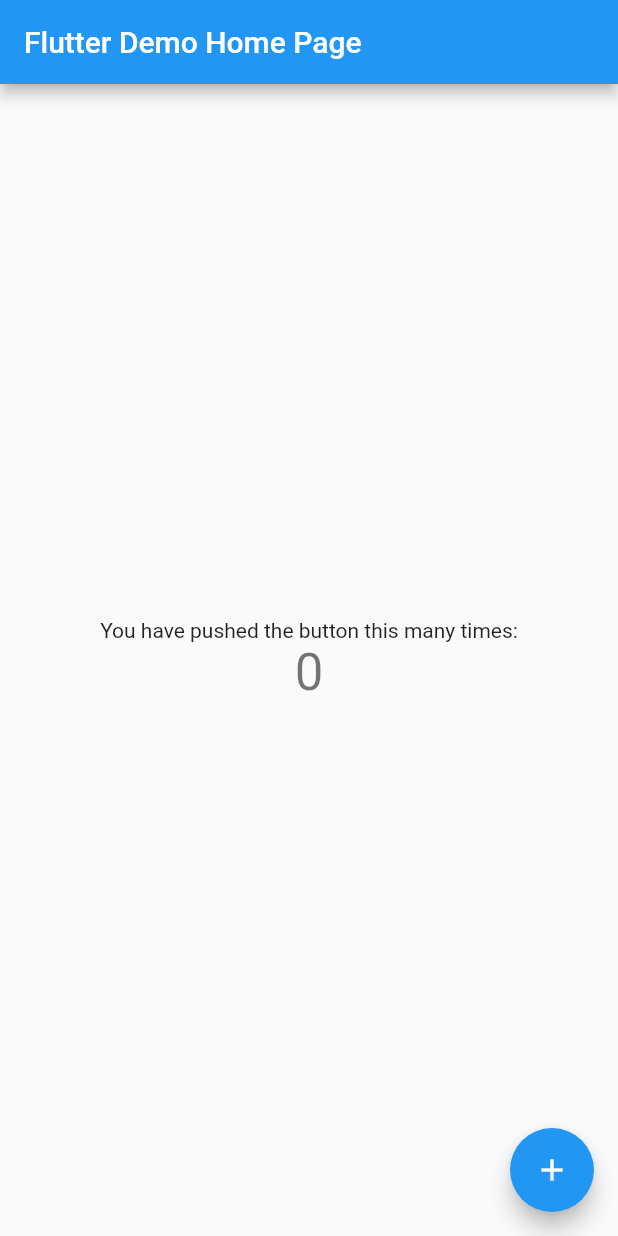
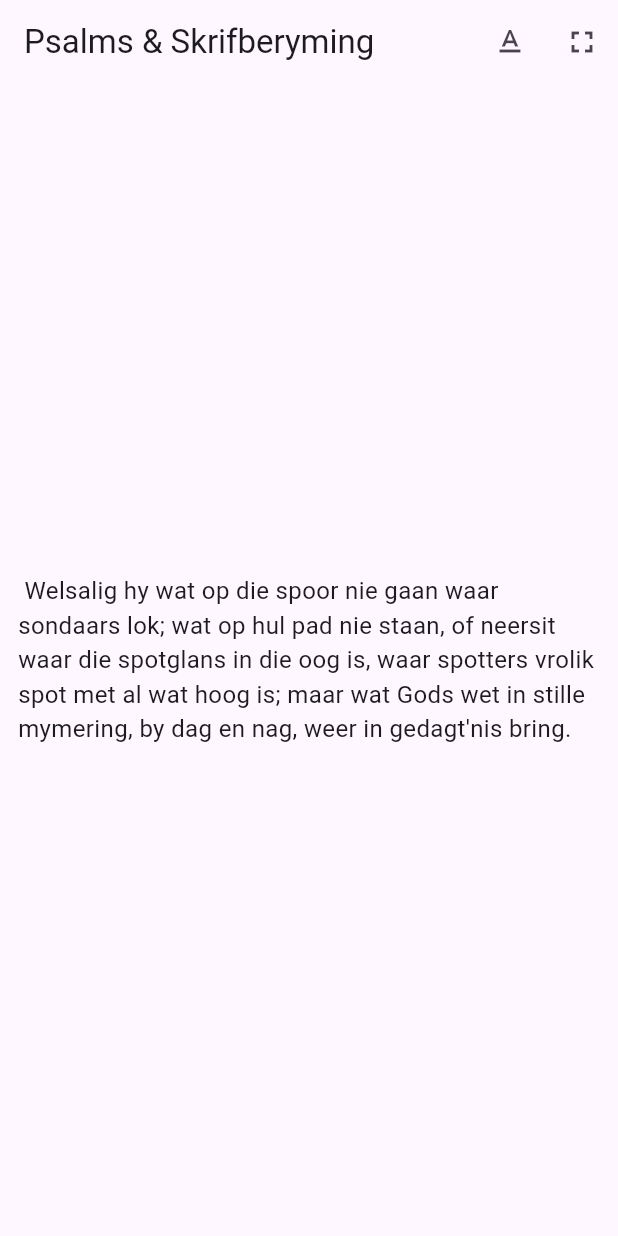
Before and after one commit to louisschprs/psalms-skrifberymings-app, a Flutter app: the screen it shows after launch, on a phone screen of 412 x 824 dp. Run offline on Flutter 3.47's test engine with Material 2 defaults, Android fonts, the phone set to English and light mode, and no system bars.

Commit message:
Created PageView for Vers slider

```diff
--- a/lib/main.dart
+++ b/lib/main.dart
@@ -1,11 +1,12 @@
 import 'package:flutter/material.dart';
+import 'package:psalms_skrifberymings/views/screens/home.dart';
 
 void main() {
-  runApp(const MyApp());
+  runApp(const PsalmApp());
 }
 
-class MyApp extends StatelessWidget {
-  const MyApp({super.key});
+class PsalmApp extends StatelessWidget {
+  const PsalmApp({super.key});
 
   // This widget is the root of your application.
   @override
@@ -13,103 +14,10 @@ class MyApp extends StatelessWidget {
     return MaterialApp(
       title: 'Flutter Demo',
       theme: ThemeData(
-        // This is the theme of your application.
-        //
-        // Try running your application with "flutter run". You'll see the
-        // application has a blue toolbar. Then, without quitting the app, try
-        // changing the primarySwatch below to Colors.green and then invoke
-        // "hot reload" (press "r" in the console where you ran "flutter run",
-        // or simply save your changes to "hot reload" in a Flutter IDE).
-        // Notice that the counter didn't reset back to zero; the application
-        // is not restarted.
         primarySwatch: Colors.blue,
+        useMaterial3: true,
       ),
-      home: const MyHomePage(title: 'Flutter Demo Home Page'),
+      home: const HomeView(),
     );
   }
 }
-
-class MyHomePage extends StatefulWidget {
-  const MyHomePage({super.key, required this.title});
-
-  // This widget is the home page of your application. It is stateful, meaning
-  // that it has a State object (defined below) that contains fields that affect
-  // how it looks.
-
-  // This class is the configuration for the state. It holds the values (in this
-  // case the title) provided by the parent (in this case the App widget) and
-  // used by the build method of the State. Fields in a Widget subclass are
-  // always marked "final".
-
-  final String title;
-
-  @override
-  State<MyHomePage> createState() => _MyHomePageState();
-}
-
-class _MyHomePageState extends State<MyHomePage> {
-  int _counter = 0;
-
-  void _incrementCounter() {
-    setState(() {
-      // This call to setState tells the Flutter framework that something has
-      // changed in this State, which causes it to rerun the build method below
-      // so that the display can reflect the updated values. If we changed
-      // _counter without calling setState(), then the build method would not be
-      // called again, and so nothing would appear to happen.
-      _counter++;
-    });
-  }
-
-  @override
-  Widget build(BuildContext context) {
-    // This method is rerun every time setState is called, for instance as done
-    // by the _incrementCounter method above.
-    //
-    // The Flutter framework has been optimized to make rerunning build methods
-    // fast, so that you can just rebuild anything that needs updating rather
-    // than having to individually change instances of widgets.
-    return Scaffold(
-      appBar: AppBar(
-        // Here we take the value from the MyHomePage object that was created by
-        // the App.build method, and use it to set our appbar title.
-        title: Text(widget.title),
-      ),
-      body: Center(
-        // Center is a layout widget. It takes a single child and positions it
-        // in the middle of the parent.
-        child: Column(
-          // Column is also a layout widget. It takes a list of children and
-          // arranges them vertically. By default, it sizes itself to fit its
-          // children horizontally, and tries to be as tall as its parent.
-          //
-          // Invoke "debug painting" (press "p" in the console, choose the
-          // "Toggle Debug Paint" action from the Flutter Inspector in Android
-          // Studio, or the "Toggle Debug Paint" command in Visual Studio Code)
-          // to see the wireframe for each widget.
-          //
-          // Column has various properties to control how it sizes itself and
-          // how it positions its children. Here we use mainAxisAlignment to
-          // center the children vertically; the main axis here is the vertical
-          // axis because Columns are vertical (the cross axis would be
-          // horizontal).
-          mainAxisAlignment: MainAxisAlignment.center,
-          children: <Widget>[
-            const Text(
-              'You have pushed the button this many times:',
-            ),
-            Text(
-              '$_counter',
-              style: Theme.of(context).textTheme.headline4,
-            ),
-          ],
-        ),
-      ),
-      floatingActionButton: FloatingActionButton(
-        onPressed: _incrementCounter,
-        tooltip: 'Increment',
-        child: const Icon(Icons.add),
-      ), // This trailing comma makes auto-formatting nicer for build methods.
-    );
-  }
-}
--- /dev/null
+++ b/lib/models/Psalm.dart
@@ -0,0 +1,9 @@
+import 'package:psalms_skrifberymings/src/enums/Beryming.dart';
+import 'package:psalms_skrifberymings/src/enums/SangTipe.dart';
+import 'package:psalms_skrifberymings/models/Sang.dart';
+import 'package:psalms_skrifberymings/models/Vers.dart';
+
+class Psalm extends Sang {
+  Psalm(String naam, Beryming beryming, List<Vers> verse)
+      : super(SangTipe.PSALM, naam, beryming, verse);
+}
--- /dev/null
+++ b/lib/models/Sang.dart
@@ -0,0 +1,30 @@
+import 'package:psalms_skrifberymings/src/enums/Beryming.dart';
+import 'package:psalms_skrifberymings/src/enums/SangTipe.dart';
+import 'package:psalms_skrifberymings/models/Vers.dart';
+
+class Sang {
+  SangTipe _tipe = SangTipe.GEEN;
+  String _naam = "Geen Naam";
+  Beryming _beryming = Beryming.GEEN;
+  List<Vers> _verse = [];
+
+  Sang(SangTipe tipe, String naam, Beryming beryming, List<Vers> verse) {
+    this._tipe = tipe;
+    this._naam = naam;
+    this._beryming = beryming;
+    this._verse = verse;
+  }
+
+  String get naam => _naam;
+  Beryming get beryming => _beryming;
+  List<Vers> get verse => _verse;
+  SangTipe get tipe => _tipe;
+
+  factory Sang.fromJson() {
+    throw UnimplementedError();
+  }
+
+  Map<String, dynamic> toJson() {
+    throw UnimplementedError();
+  }
+}
--- /dev/null
+++ b/lib/models/SkrifBeryming.dart
@@ -0,0 +1,9 @@
+import 'package:psalms_skrifberymings/src/enums/Beryming.dart';
+import 'package:psalms_skrifberymings/src/enums/SangTipe.dart';
+import 'package:psalms_skrifberymings/models/Sang.dart';
+import 'package:psalms_skrifberymings/models/Vers.dart';
+
+class SkrifBeryming extends Sang {
+  SkrifBeryming(String naam, Beryming beryming, List<Vers> verse)
+      : super(SangTipe.SKRIF_BERYMING, naam, beryming, verse);
+}
--- /dev/null
+++ b/lib/models/Vers.dart
@@ -0,0 +1,12 @@
+class Vers {
+  int _nommer = 0;
+  String _text = "Geen Vers";
+
+  Vers(int nommer, String text) {
+    this._nommer = nommer;
+    this._text = text;
+  }
+
+  int get nommer => _nommer;
+  String get text => _text;
+}
--- /dev/null
+++ b/lib/src/enums/Beryming.dart
@@ -0,0 +1 @@
+enum Beryming { GEEN, TOTIUS, CLOETE }
--- /dev/null
+++ b/lib/src/enums/SangTipe.dart
@@ -0,0 +1 @@
+enum SangTipe { GEEN, PSALM, SKRIF_BERYMING }
--- /dev/null
+++ b/lib/src/facade/Model.dart
@@ -0,0 +1,3 @@
+class Model {
+  Model();
+}
--- /dev/null
+++ b/lib/views/screens/home.dart
@@ -0,0 +1,18 @@
+import 'package:flutter/cupertino.dart';
+import 'package:flutter/src/widgets/container.dart';
+import 'package:flutter/src/widgets/framework.dart';
+import 'package:psalms_skrifberymings/views/widgets/ScreenScaffold.dart';
+
+class HomeView extends StatefulWidget {
+  const HomeView({super.key});
+
+  @override
+  State<HomeView> createState() => _HomeViewState();
+}
+
+class _HomeViewState extends State<HomeView> {
+  @override
+  Widget build(BuildContext context) {
+    return ScreenScaffold();
+  }
+}
--- /dev/null
+++ b/lib/views/widgets/PsalmWidgets.dart
@@ -0,0 +1,42 @@
+import 'package:flutter/material.dart';
+import 'package:psalms_skrifberymings/models/Vers.dart';
+import 'package:psalms_skrifberymings/views/widgets/VersSlider.dart';
+
+class PsalmWidgets {
+  static AppBar appBar() {
+    return AppBar(
+      title: const Text('Psalms & Skrifberyming'),
+      actions: <Widget>[
+        IconButton(
+          icon: const Icon(Icons.text_format),
+          tooltip: 'Display Options',
+          onPressed: () {
+            // handle the press
+          },
+        ),
+        IconButton(
+          icon: const Icon(Icons.fullscreen),
+          tooltip: 'Show FullScreen',
+          onPressed: () {
+            // handle the press
+          },
+        ),
+      ],
+    );
+  }
+
+  static Container versContainer(
+      {required BuildContext context, required List<Vers> versLys}) {
+    return Container(
+      width: MediaQuery.of(context).size.width,
+      height: MediaQuery.of(context).size.height,
+      child: Center(
+        child: Padding(
+            padding: EdgeInsets.all(12),
+            child: VersSlider(
+              versLys: versLys,
+            )),
+      ),
+    );
+  }
+}
--- /dev/null
+++ b/lib/views/widgets/ScreenScaffold.dart
@@ -0,0 +1,34 @@
+import 'package:flutter/material.dart';
+import 'package:flutter/src/widgets/container.dart';
+import 'package:flutter/src/widgets/framework.dart';
+import 'package:psalms_skrifberymings/models/Psalm.dart';
+import 'package:psalms_skrifberymings/models/Vers.dart';
+import 'package:psalms_skrifberymings/src/enums/Beryming.dart';
+import 'package:psalms_skrifberymings/views/widgets/PsalmWidgets.dart';
+
+class ScreenScaffold extends StatefulWidget {
+  const ScreenScaffold({super.key});
+
+  @override
+  State<ScreenScaffold> createState() => _ScreenScaffoldState();
+}
+
+class _ScreenScaffoldState extends State<ScreenScaffold> {
+  Psalm psalm = Psalm("Psalm 1", Beryming.TOTIUS, [
+    Vers(1,
+        " Welsalig hy wat op die spoor nie gaan waar sondaars lok; wat op hul pad nie staan, of neersit waar die spotglans in die oog is, waar spotters vrolik spot met al wat hoog is; maar wat Gods wet in stille mymering, by dag en nag, weer in gedagt'nis bring."),
+    Vers(1, 'Vers twee'),
+    Vers(1, 'Vers drie'),
+  ]);
+
+  @override
+  Widget build(BuildContext context) {
+    return Scaffold(
+      appBar: PsalmWidgets.appBar(),
+      body: Container(
+        child:
+            PsalmWidgets.versContainer(context: context, versLys: psalm.verse),
+      ),
+    );
+  }
+}
--- /dev/null
+++ b/lib/views/widgets/VersSlider.dart
@@ -0,0 +1,50 @@
+import 'package:flutter/cupertino.dart';
+import 'package:flutter/material.dart';
+import 'package:flutter/src/widgets/container.dart';
+import 'package:flutter/src/widgets/framework.dart';
+import 'package:psalms_skrifberymings/models/Vers.dart';
+
+class VersSlider extends StatefulWidget {
+  final List<Vers> versLys;
+  const VersSlider({
+    super.key,
+    required this.versLys,
+  });
+
+  @override
+  State<VersSlider> createState() => _VersSliderState();
+}
+
+class _VersSliderState extends State<VersSlider> {
+  late PageController _pageController;
+  int _currentVers = 0;
+
+  @override
+  void initState() {
+    super.initState();
+    _pageController = PageController();
+  }
+
+  @override
+  void dispose() {
+    _pageController.dispose();
+    super.dispose();
+  }
+
+  @override
+  Widget build(BuildContext context) {
+    return PageView.builder(
+      itemBuilder: (context, position) {
+        return Center(
+          child: Text(
+            widget.versLys[position].text,
+            style: const TextStyle(
+              fontSize: 16,
+            ),
+          ),
+        );
+      },
+      itemCount: widget.versLys.length,
+    );
+  }
+}
```
